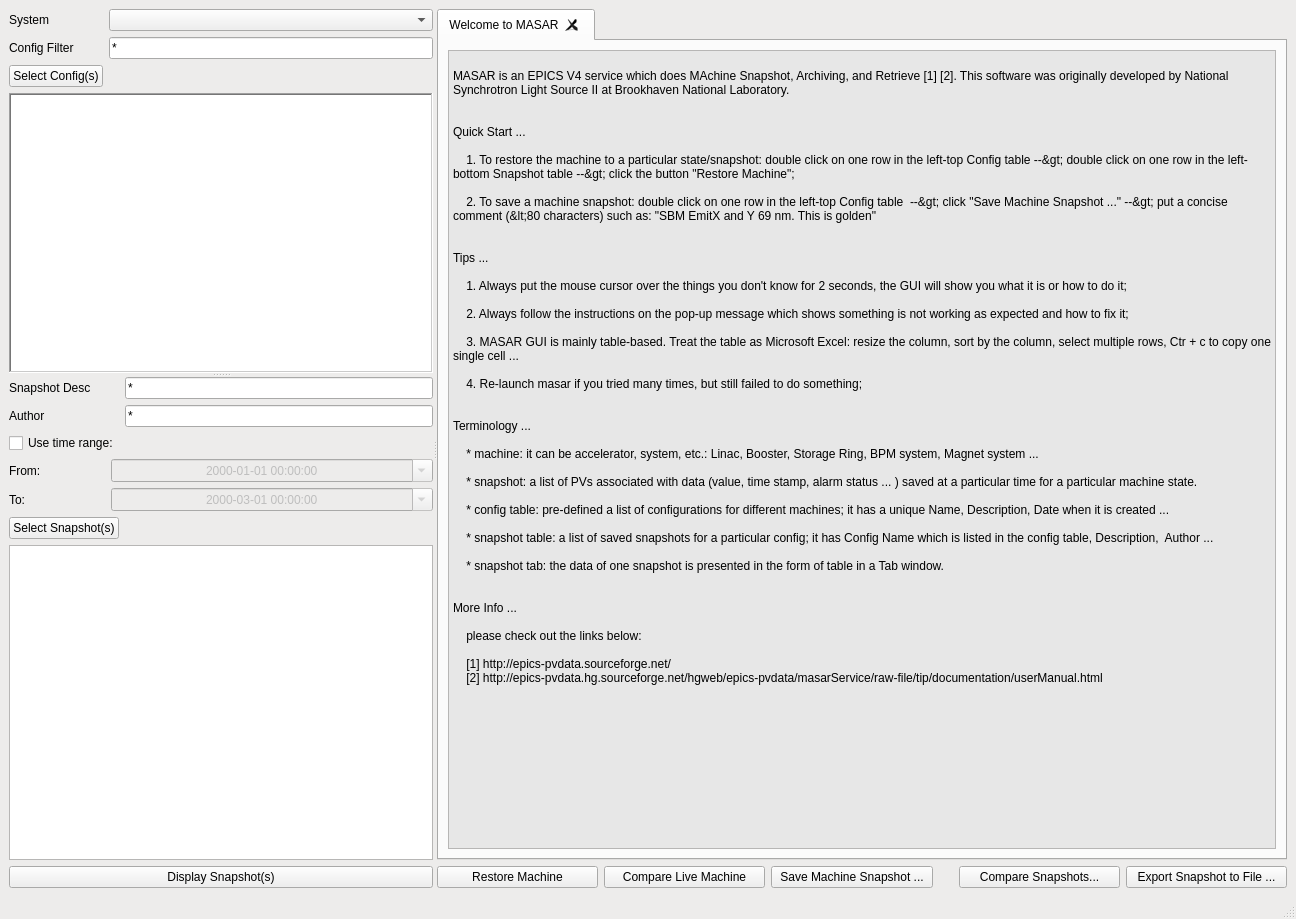
Above: python/masarclient/ui/ui_masar.ui from NSLS-II/masarUI before the change. Below: the same form after it.
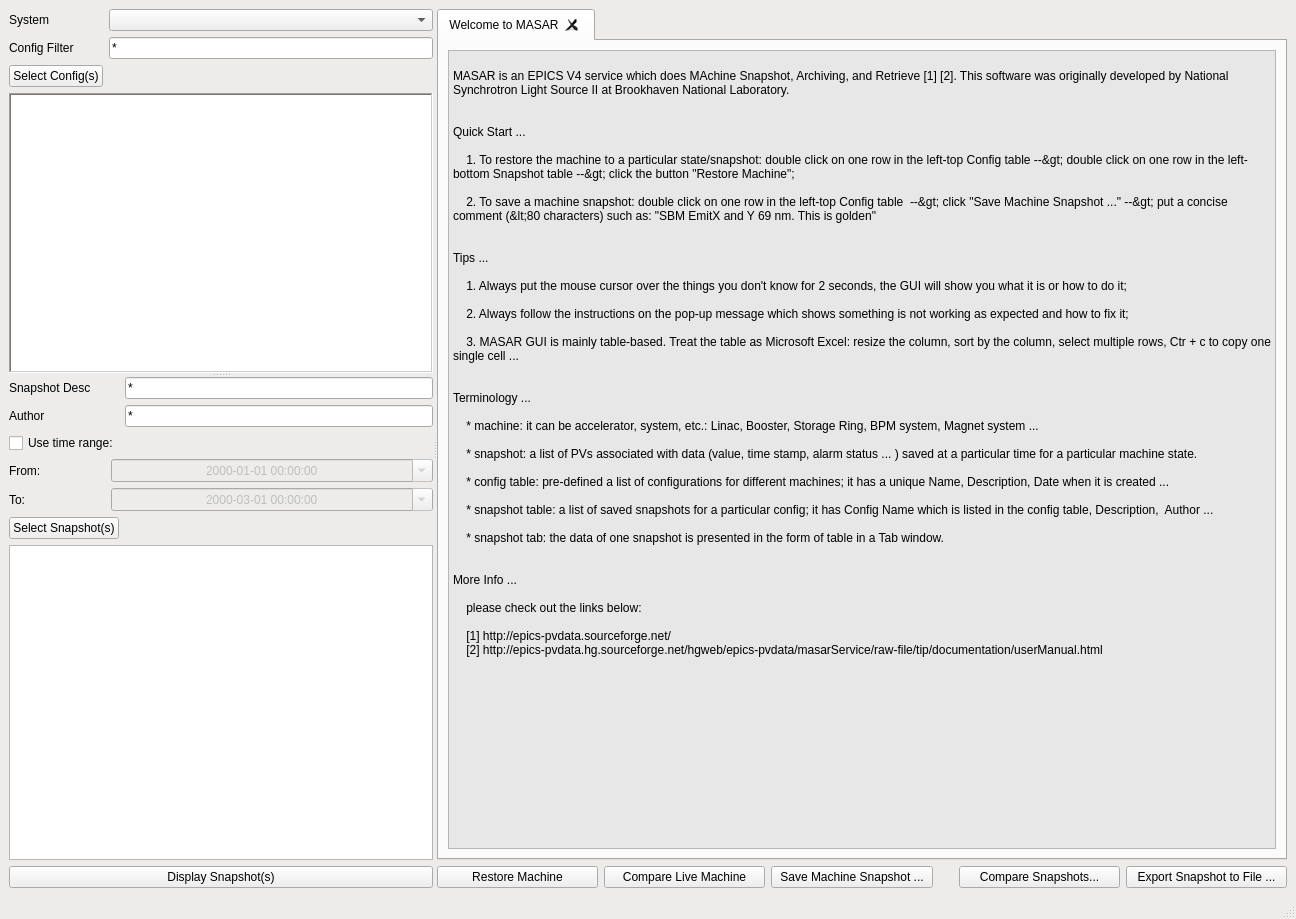
That is the form after the change. Icons and pictures are not drawn.

Commit message: trying to make getLiveMachineData() return live timestamp, live alarm status & severity via cav3.caget

```diff
--- a/python/masarclient/ui/ui_masar.ui
+++ b/python/masarclient/ui/ui_masar.ui
@@ -536,8 +536,6 @@
   
     3. MASAR GUI is mainly table-based. Treat the table as Microsoft Excel: resize the column, sort by the column, select multiple rows, Ctr + c to copy one single cell ...  
    
-    4. Re-launch masar if you tried many times, but still failed to do something;
-
 
 Terminology ...
     
```
The commit also changes 1 other file.
